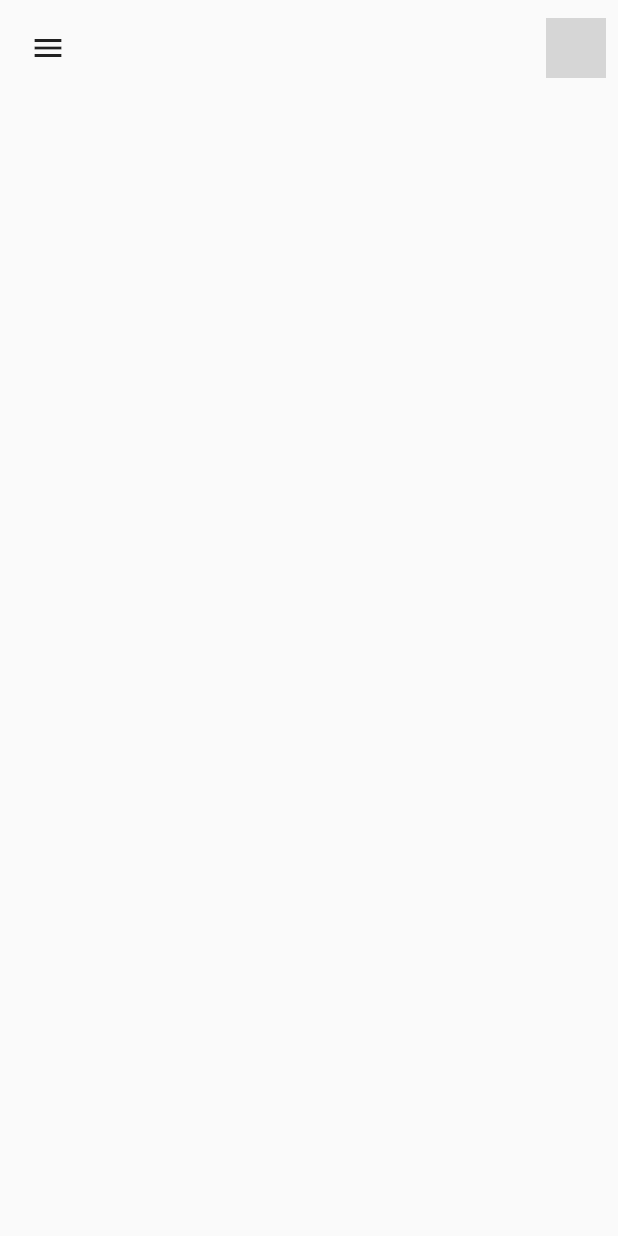
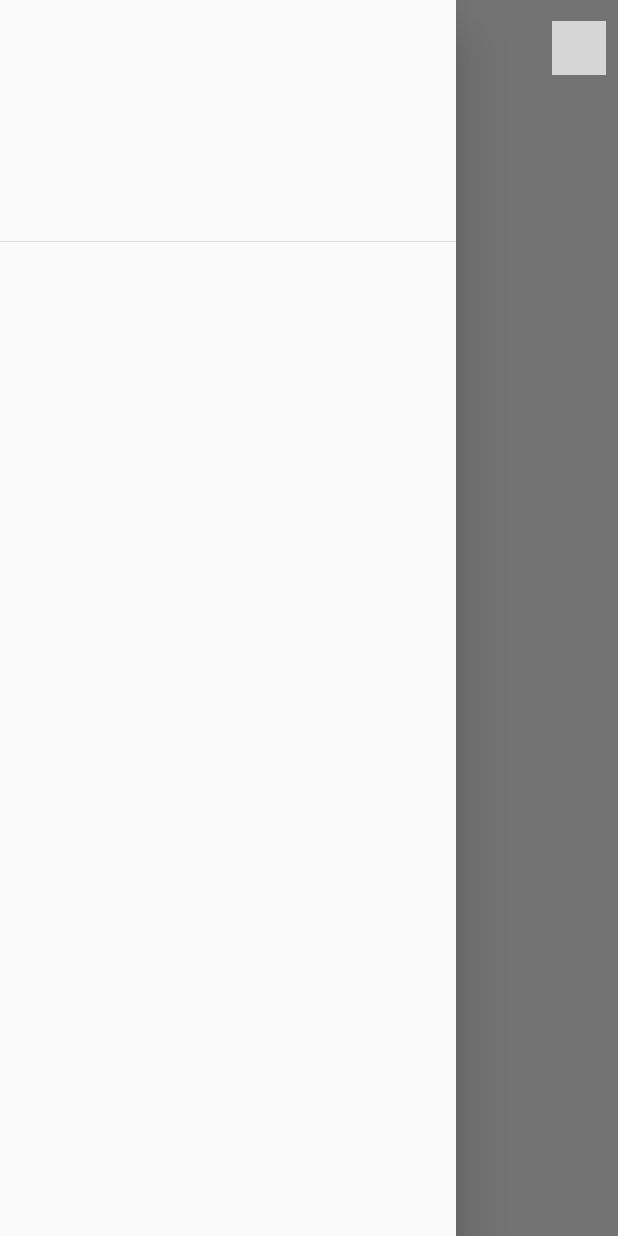
Before and after one commit to RidwanaTripti/UI-Demo-Flutter, a Flutter app: the SecondSreen screen opened directly, with the side drawer open (before the commit the screen has no drawer), on a phone screen of 412 x 824 dp. Run offline on Flutter 3.47's test engine with Material 2 defaults, Android fonts, the phone set to English and light mode, and no system bars; our stand-ins replace font_awesome_flutter; grey boxes are pictures that could not be loaded.

```diff
--- /dev/null
+++ b/lib/bottom_navbar.dart
@@ -0,0 +1,18 @@
+import 'package:flutter/material.dart';
+class BottomNavBar extends StatefulWidget {
+  const BottomNavBar({super.key});
+
+  @override
+  State<BottomNavBar> createState() => _BottomNavBarState();
+}
+
+class _BottomNavBarState extends State<BottomNavBar> {
+  @override
+  Widget build(BuildContext context) {
+    return Scaffold(
+      bottomNavigationBar: BottomNavBar(
+
+      ),
+    );
+  }
+}
--- a/lib/screens/secound_screen.dart
+++ b/lib/screens/secound_screen.dart
@@ -1,5 +1,4 @@
 import 'package:flutter/material.dart';
-import 'package:font_awesome_flutter/font_awesome_flutter.dart';
 
 class SecondSreen extends StatefulWidget {
   const SecondSreen({super.key});
@@ -9,11 +8,23 @@ class SecondSreen extends StatefulWidget {
 }
 
 class _SecondSreenState extends State<SecondSreen> {
+  GlobalKey<ScaffoldState> scafoldkey = GlobalKey<ScaffoldState>();
   @override
   Widget build(BuildContext context) {
-    return Scaffold(
-      body: SafeArea(
-        child: Stack(
+    return SafeArea(
+      child: Scaffold(
+        key: scafoldkey,
+        drawer: Drawer(
+          child: ListView(
+            children: [
+              DrawerHeader(
+                  child: Container(
+                child: ListTile(),
+              ))
+            ],
+          ),
+        ),
+        body: Stack(
           children: [
             Padding(
               padding: const EdgeInsets.all(8.0),
@@ -21,20 +32,30 @@ class _SecondSreenState extends State<SecondSreen> {
                 mainAxisAlignment: MainAxisAlignment.spaceBetween,
                 children: [
                   IconButton(
-                    onPressed: (() {}),
+                    onPressed: () {
+                      //scafoldkey.currentState.openDrawer();
+                    },
                     icon: Icon(Icons.menu),
+                    color: Colors.black,
+                    hoverColor: Colors.grey,
+                    splashRadius: 16.0,
                   ),
                   CircleAvatar(
-                    child: Image.asset(
-                      "girl_profile.jpg",
-                      height: double.infinity,
-                      width: double.infinity,
-                      fit: BoxFit.cover,
+                    radius: 18.0,
+                    child: ClipOval(
+                      child: Image(
+                        image: AssetImage(
+                          "girl_2.jpg",
+                        ),
+                        fit: BoxFit.cover,
+                        height: 100,
+                        width: 100,
+                      ),
                     ),
-                  )
+                  ),
                 ],
               ),
-            )
+            ),
           ],
         ),
       ),
--- a/pubspec.yaml
+++ b/pubspec.yaml
@@ -68,6 +68,7 @@ flutter:
        - for_bg5.jpg
        - for_bg6.jpg
        - girl_profile.jpg
+       - girl_2.jpg
 
   # An image asset can refer to one or more resolution-specific "variants", see
   # https://flutter.dev/assets-and-images/#resolution-aware
```
Also changed, not shown: assets/girl_2.jpg (added).
